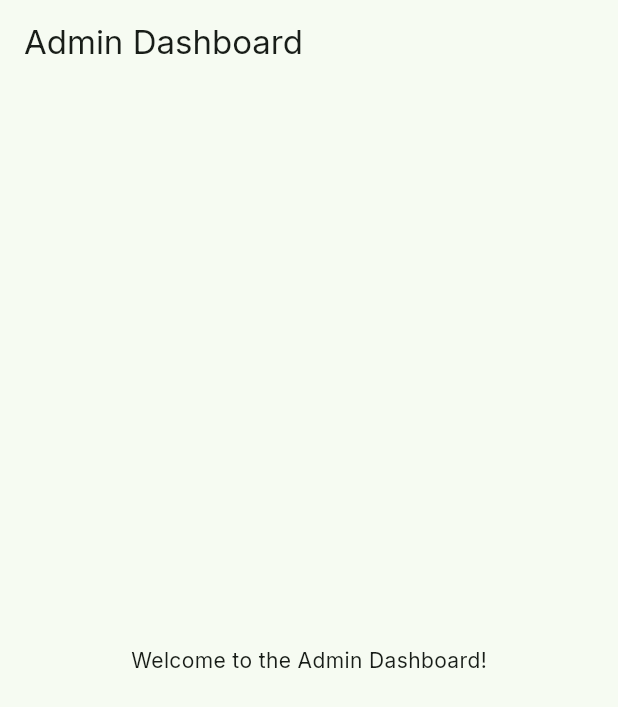
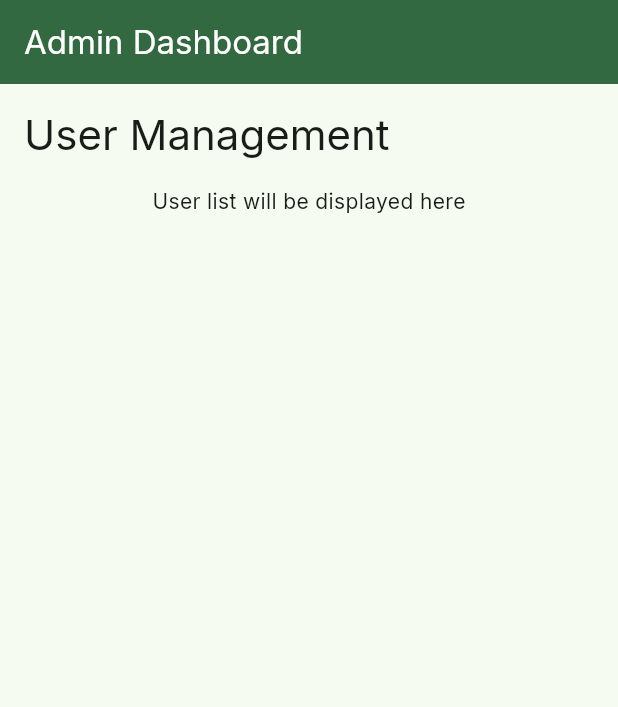
Before and after one commit to nursu79/Wander_Wallet_Flutter, a Flutter app: the AdminDashboard screen opened directly, on a phone screen of 412 x 824 dp. Shown: the top 707 px of the screen. Run offline on Flutter 3.47's test engine with Material 3 defaults, Android fonts, the light colour scheme and no system bars; our stand-ins replace dio, flutter_riverpod, flutter_secure_storage, google_fonts, image_picker; missing offline and left inert: dart:ffi; accounts and stored records are empty; network calls fail.

Commit message:
feat: implement admin dashboard and provider

```diff
--- a/wander_wallet/lib/features/admin/presentation/screens/admin_dashboard.dart
+++ b/wander_wallet/lib/features/admin/presentation/screens/admin_dashboard.dart
@@ -1,11 +1,56 @@
 import 'package:flutter/material.dart';
+import 'package:flutter_riverpod/flutter_riverpod.dart';
+import 'package:wander_wallet/features/auth/presentation/providers/admin_provider.dart';
+import 'package:wander_wallet/features/auth/data/models.dart';
 
-class AdminDashboard extends StatelessWidget {
+class AdminDashboard extends ConsumerStatefulWidget {
+  const AdminDashboard({super.key});
+
+  @override
+  ConsumerState<AdminDashboard> createState() => _AdminDashboardState();
+}
+
+class _AdminDashboardState extends ConsumerState<AdminDashboard> {
   @override
   Widget build(BuildContext context) {
+    final adminState = ref.watch(adminProvider);
+    final theme = Theme.of(context);
+
     return Scaffold(
-      appBar: AppBar(title: Text('Admin Dashboard')),
-      body: Center(child: Text('Welcome to the Admin Dashboard!')),
+      appBar: AppBar(
+        title: const Text('Admin Dashboard'),
+        backgroundColor: theme.colorScheme.primary,
+        foregroundColor: theme.colorScheme.onPrimary,
+      ),
+      body: Padding(
+        padding: const EdgeInsets.all(16.0),
+        child: Column(
+          crossAxisAlignment: CrossAxisAlignment.start,
+          children: [
+            Text('User Management', style: theme.textTheme.headlineMedium),
+            const SizedBox(height: 16),
+            if (adminState is AdminError)
+              Padding(
+                padding: const EdgeInsets.only(bottom: 16.0),
+                child: Text(
+                  adminState.userError.message ?? 'An error occurred',
+                  style: TextStyle(color: theme.colorScheme.error),
+                ),
+              ),
+            if (adminState is AdminSuccess)
+              Padding(
+                padding: const EdgeInsets.only(bottom: 16.0),
+                child: Text(
+                  'User ${adminState.userPayload.user.username} promoted to admin successfully!',
+                  style: TextStyle(color: theme.colorScheme.primary),
+                ),
+              ),
+            // TODO: Add a list of users that can be promoted
+            // This will be implemented when we have the user list API
+            const Center(child: Text('User list will be displayed here')),
+          ],
+        ),
+      ),
     );
   }
 }
--- /dev/null
+++ b/wander_wallet/lib/features/auth/presentation/providers/admin_provider.dart
@@ -0,0 +1,54 @@
+import 'package:flutter_riverpod/flutter_riverpod.dart';
+import 'package:wander_wallet/core/di/providers.dart';
+import 'package:wander_wallet/features/auth/data/models.dart';
+import '../../domain/auth_repository.dart';
+
+sealed class AdminScreenState {
+  AdminScreenState();
+}
+
+class AdminWaiting extends AdminScreenState {
+  AdminWaiting();
+}
+
+class AdminLoading extends AdminScreenState {
+  AdminLoading();
+}
+
+class AdminSuccess extends AdminScreenState {
+  final UserPayload userPayload;
+
+  AdminSuccess(this.userPayload);
+}
+
+class AdminError extends AdminScreenState {
+  final UserError userError;
+
+  AdminError(this.userError);
+}
+
+class AdminState extends StateNotifier<AdminScreenState> {
+  final AuthRepository _authRepository;
+
+  AdminState(this._authRepository) : super(AdminWaiting());
+
+  Future<void> promoteToAdmin(String userId) async {
+    state = AdminLoading();
+    try {
+      final result = await _authRepository.promoteToAdmin(userId);
+      if (result is Success<UserPayload, UserError>) {
+        state = AdminSuccess(result.data);
+      } else if (result is Error<UserPayload, UserError>) {
+        state = AdminError(result.error);
+      }
+    } catch (e) {
+      state = AdminError(UserError(message: 'An unexpected error occurred'));
+    }
+  }
+}
+
+final adminProvider = StateNotifierProvider<AdminState, AdminScreenState>((
+  ref,
+) {
+  return AdminState(ref.read(authRepositoryProvider));
+});
```
Also changed, not shown: wander_wallet/lib/features/admin/presentation/screens/hy.dart (added).
